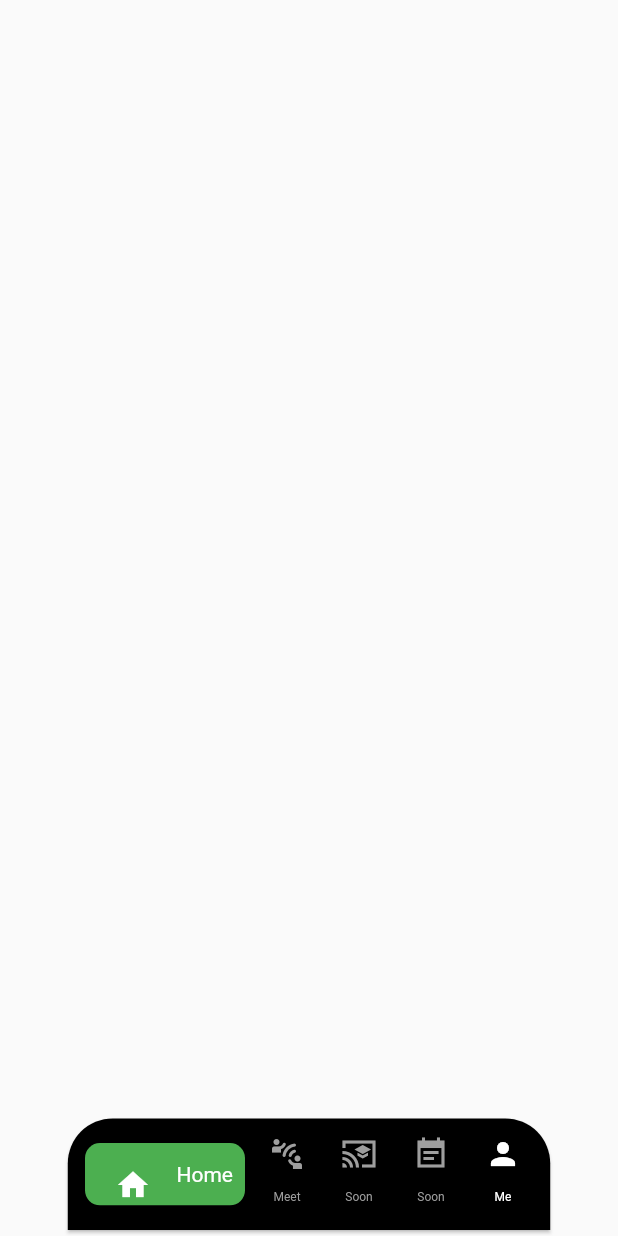
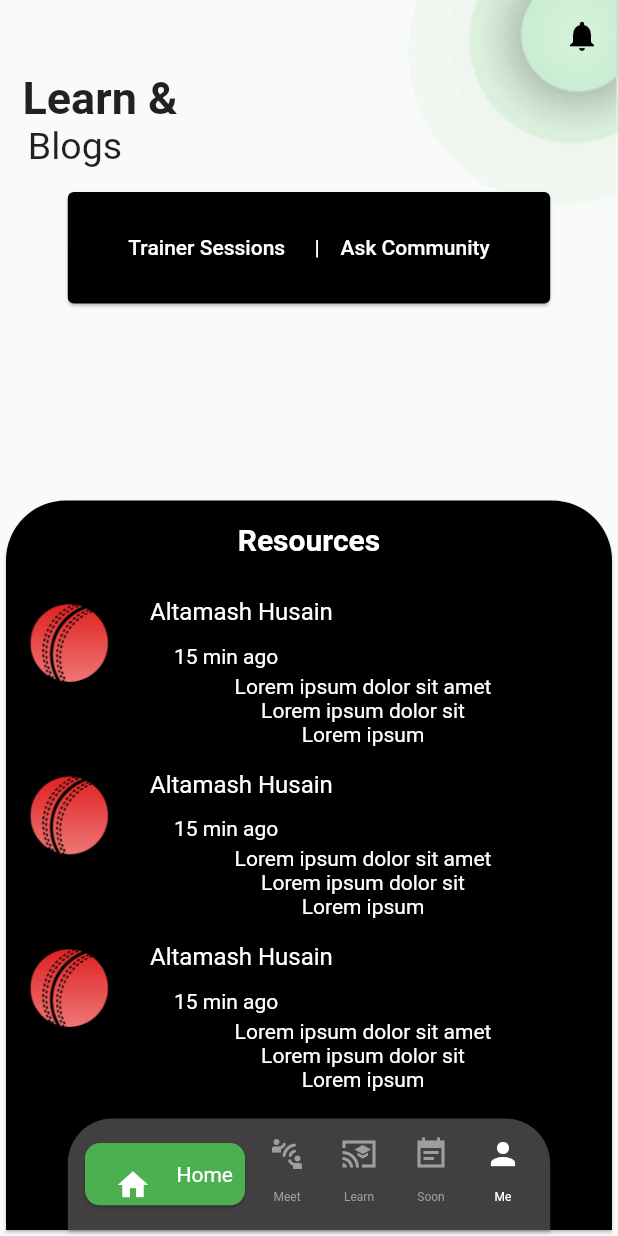
Before and after one commit to GitFromGeeks/Circ8inNet, a Flutter app: what bottomNavBar() shows on an empty page, opened directly, after a tap on the "cast for education" icon, on a phone screen of 412 x 824 dp. Run offline on Flutter 3.47's test engine with Material 2 defaults, Android fonts, the light colour scheme and no system bars; our stand-ins replace google_fonts.

Commit message:
Learning and Blog

```diff
--- a/lib/Shared/routes.dart
+++ b/lib/Shared/routes.dart
@@ -1,3 +1,6 @@
+import 'package:cric8innet/features/Learn/display/pages/learnPage.dart';
+import 'package:cric8innet/features/Learn/display/pages/resource.dart';
+import 'package:cric8innet/features/Meet/display/pages/ticket.dart';
 import 'package:cric8innet/features/authentication/display/pages/login.dart';
 import 'package:cric8innet/splashScreen.dart';
 import 'package:cric8innet/features/authentication/display/pages/chooseAuth.dart';
@@ -16,6 +19,9 @@ class Routes {
   static const String meet = '/meet';
   static const String activityInfo = '/ActivityInfo';
   static const String createActivity = '/createActivity';
+  static const String learnPage = '/learnPage';
+  static const String ticket = '/ticket';
+  static const String resource = '/resource';
 }
 
 final routes = {
@@ -27,4 +33,7 @@ final routes = {
   Routes.meet: (context) => const MeetPage(),
   Routes.activityInfo: (context) => const ActivityInfo(),
   Routes.createActivity: (context) => const CreateActivity(),
+  Routes.learnPage: (context) => const Learn(),
+  Routes.ticket: (context) => const Ticket(),
+  Routes.resource: (context) => const Resource(),
 };
--- a/lib/core/widgets/bottomBar.dart
+++ b/lib/core/widgets/bottomBar.dart
@@ -12,7 +12,7 @@ Widget bottomNavBar(context) {
             borderRadius: BorderRadius.only(
                 topLeft: Radius.circular(30.0),
                 topRight: Radius.circular(30.0))),
-        color: Colors.black,
+        color: Color.fromARGB(255, 65, 63, 63),
         child: Row(
           mainAxisAlignment: MainAxisAlignment.center,
           children: [
@@ -75,12 +75,14 @@ Widget bottomNavBar(context) {
             Column(
               children: [
                 IconButton(
-                    onPressed: () {},
+                    onPressed: () {
+                      Navigator.pushNamed(context, Routes.learnPage);
+                    },
                     icon: const Icon(
                       Icons.cast_for_education_sharp,
                       color: Colors.grey,
                     )),
-                const Text("Soon",
+                const Text("Learn",
                     style: TextStyle(
                       color: Colors.grey,
                       fontSize: 8,
--- a/lib/features/Learn/display/pages/learnPage.dart
+++ b/lib/features/Learn/display/pages/learnPage.dart
@@ -1,7 +1,152 @@
+import 'package:cric8innet/Shared/routes.dart';
 import 'package:flutter/material.dart';
 
-Widget learnPage() {
-  return const Center(
-    child: Text("Learning page"),
+import '../../../../core/widgets/bottomBar.dart';
+
+class Learn extends StatelessWidget {
+  const Learn({Key? key}) : super(key: key);
+
+  @override
+  Widget build(BuildContext context) {
+    return SafeArea(
+      child: Scaffold(
+          body: Stack(
+        children: [
+          const Align(
+              alignment: Alignment.topRight,
+              child: Image(image: AssetImage('assets/images/meetbg.png'))),
+          Column(
+            children: [
+              const Padding(
+                padding: EdgeInsets.all(12.0),
+                child: Align(
+                  alignment: Alignment.topRight,
+                  child: Icon(
+                    Icons.notifications,
+                    color: Colors.black,
+                  ),
+                ),
+              ),
+              const Align(
+                alignment: Alignment.topLeft,
+                child: Text(
+                  "  Learn &",
+                  style: TextStyle(fontWeight: FontWeight.bold, fontSize: 30),
+                ),
+              ),
+              const Align(
+                  alignment: Alignment.topLeft,
+                  child: Text(
+                    "   Blogs",
+                    style: TextStyle(fontSize: 25),
+                  )),
+              const SizedBox(
+                height: 12,
+              ),
+              SizedBox(
+                width: MediaQuery.of(context).size.width * 0.8,
+                height: MediaQuery.of(context).size.height * 0.1,
+                child: Card(
+                  color: Colors.black,
+                  child: Row(
+                    mainAxisAlignment: MainAxisAlignment.center,
+                    children: [
+                      TextButton(
+                          onPressed: () {},
+                          child: const Text(
+                            "Trainer Sessions ",
+                            style: TextStyle(color: Colors.white),
+                          )),
+                      TextButton(
+                          onPressed: () {},
+                          child: const Text(
+                            "|    Ask Community",
+                            style: TextStyle(color: Colors.white),
+                          ))
+                    ],
+                  ),
+                ),
+              )
+            ],
+          ),
+          resources(context),
+          bottomNavBar(context)
+        ],
+      )),
+    );
+  }
+}
+
+Widget resources(context) {
+  return Align(
+    alignment: Alignment.bottomCenter,
+    child: SizedBox(
+      height: MediaQuery.of(context).size.height * 0.6,
+      child: Card(
+        color: Colors.black,
+        shape: const RoundedRectangleBorder(
+            borderRadius: BorderRadius.vertical(top: Radius.circular(40.0))),
+        child: Column(
+          children: [
+            const Padding(
+              padding: EdgeInsets.all(15.0),
+              child: Text(
+                "Resources",
+                style: TextStyle(
+                    color: Colors.white,
+                    fontWeight: FontWeight.bold,
+                    fontSize: 20),
+              ),
+            ),
+            tile(context),
+            tile(context),
+            tile(context),
+          ],
+        ),
+      ),
+    ),
   );
 }
+
+Widget tile(context) {
+  return GestureDetector(
+    onTap: () {
+      Navigator.pushNamed(context, Routes.resource);
+    },
+    child: ListTile(
+      leading: const Image(image: AssetImage("assets/images/ball.png")),
+      title: const Padding(
+        padding: EdgeInsets.all(8.0),
+        child: Text(
+          "Altamash Husain",
+          style: TextStyle(color: Colors.white),
+        ),
+      ),
+      subtitle: Column(
+        children: [
+          Row(
+            children: const [
+              Icon(Icons.watch_later_outlined),
+              Text(
+                "15 min ago",
+                style: TextStyle(color: Colors.white),
+              )
+            ],
+          ),
+          const Text(
+            "Lorem ipsum dolor sit amet",
+            style: TextStyle(color: Colors.white),
+          ),
+          const Text(
+            "Lorem ipsum dolor sit",
+            style: TextStyle(color: Colors.white),
+          ),
+          const Text(
+            "Lorem ipsum",
+            style: TextStyle(color: Colors.white),
+          ),
+        ],
+      ),
+    ),
+  );
+}
--- a/lib/features/Meet/display/widgets/inviteSuccess.dart
+++ b/lib/features/Meet/display/widgets/inviteSuccess.dart
@@ -30,7 +30,7 @@ Widget inviteSuccess(context) {
               color: Constant.primaryColor,
               child: const Text("ok"),
               onPressed: () {
-                Navigator.pushNamed(context, Routes.meet);
+                Navigator.pushNamed(context, Routes.ticket);
               })
         ],
       ),
```
Also changed, not shown: lib/features/Learn/display/pages/resource.dart (added, +69 -0 lines), lib/features/Meet/display/pages/ticket.dart (+38 -14 lines).
